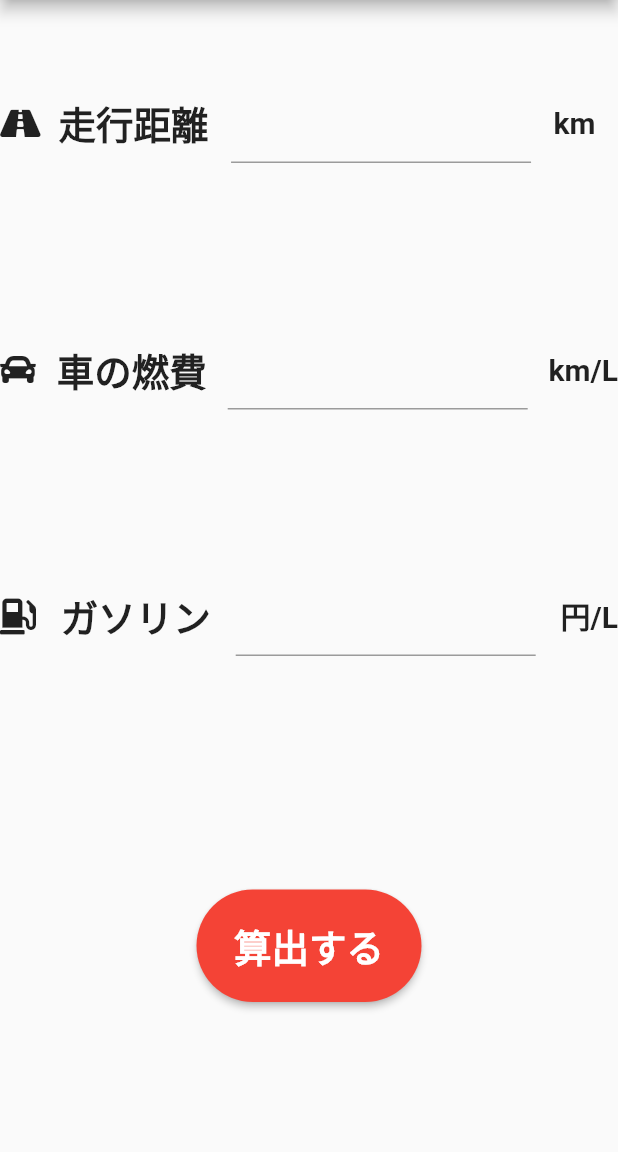
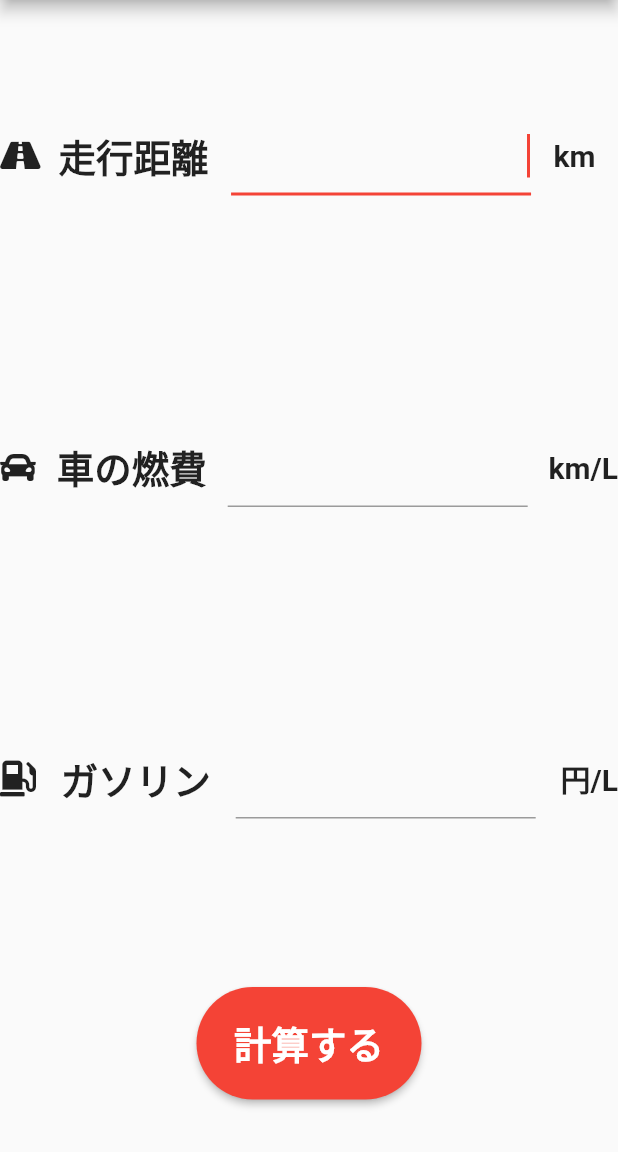
Before and after one commit to DaigoWakabayashi/fuellio, a Flutter app: the screen it shows after launch, on a phone screen of 412 x 824 dp, the part 84-1236 px from its top. Run offline on Flutter 3.47's test engine with Material 2 defaults, Android fonts, the phone set to English and light mode, and no system bars; our stand-ins replace font_awesome_flutter, google_fonts.

Commit message:
・autofocusをtrueに→sizedBoxで調整

```diff
--- a/lib/brain.dart
+++ b/lib/brain.dart
@@ -1,7 +1,10 @@
+//計算する関数
 
 class Calculator {
   Calculator({this.distance, this.ability, this.gasoline});
 
+
+  //ここで定数を定義
   final int distance;
   final int ability;
   final int gasoline;
--- a/lib/input_page.dart
+++ b/lib/input_page.dart
@@ -13,13 +13,10 @@ class InputPage extends StatefulWidget {
 }
 
 class _InputPageState extends State<InputPage> {
+
   final distanceController = TextEditingController();
   final abilityController = TextEditingController();
   final gasolineController = TextEditingController();
-
-  // int inputDistance = 600;
-  // int inputAbility = 15;
-  // int inputGasoline = 140;
 
   @override
   Widget build(BuildContext context) {
@@ -47,6 +44,7 @@ class _InputPageState extends State<InputPage> {
                 Container(
                   width: 200.0,
                   child: TextField(
+                    autofocus: true,
                     keyboardType: TextInputType.number,
                     textAlign: TextAlign.right,
                     style: LargeTextStyle,
@@ -113,7 +111,7 @@ class _InputPageState extends State<InputPage> {
             ),
           ),
           SizedBox(
-            height: 100.0,
+            height: 35.0,
           ),
           SizedBox(
             width: 150.0,
@@ -122,7 +120,7 @@ class _InputPageState extends State<InputPage> {
               textColor: Colors.white,
               shape: StadiumBorder(),
               color: Colors.red,
-              child: Text('算出する', style: LargeTextStyle),
+              child: Text('計算する', style: LargeTextStyle),
               onPressed: () {
                 Calculator calc = Calculator(
                     distance: int.parse(distanceController.text),
@@ -139,7 +137,7 @@ class _InputPageState extends State<InputPage> {
             ),
           ),
           SizedBox(
-            height: 100.0,
+            height: 35.0,
           ),
         ],
       ),
--- a/lib/results_page.dart
+++ b/lib/results_page.dart
@@ -14,6 +14,7 @@ class ResultsPage extends StatelessWidget {
   Widget build(BuildContext context) {
     return Scaffold(
       appBar: AppBar(
+        automaticallyImplyLeading: false,
         title: Text(
           'Fuellio',
           style: GoogleFonts.aBeeZee(
```
